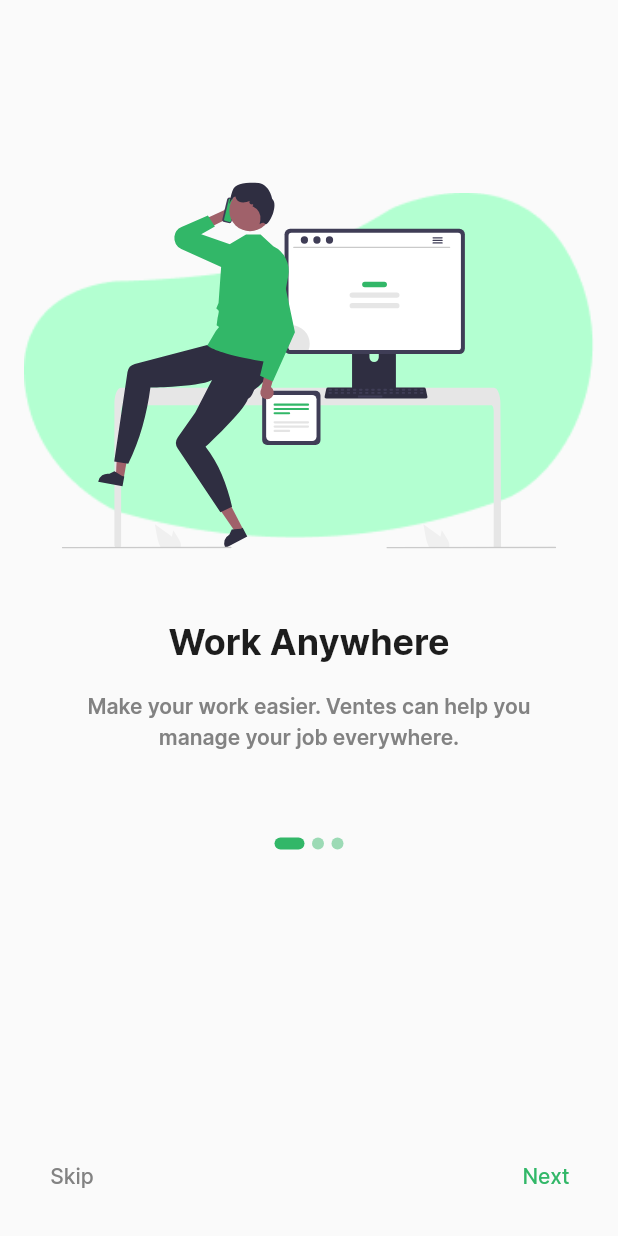
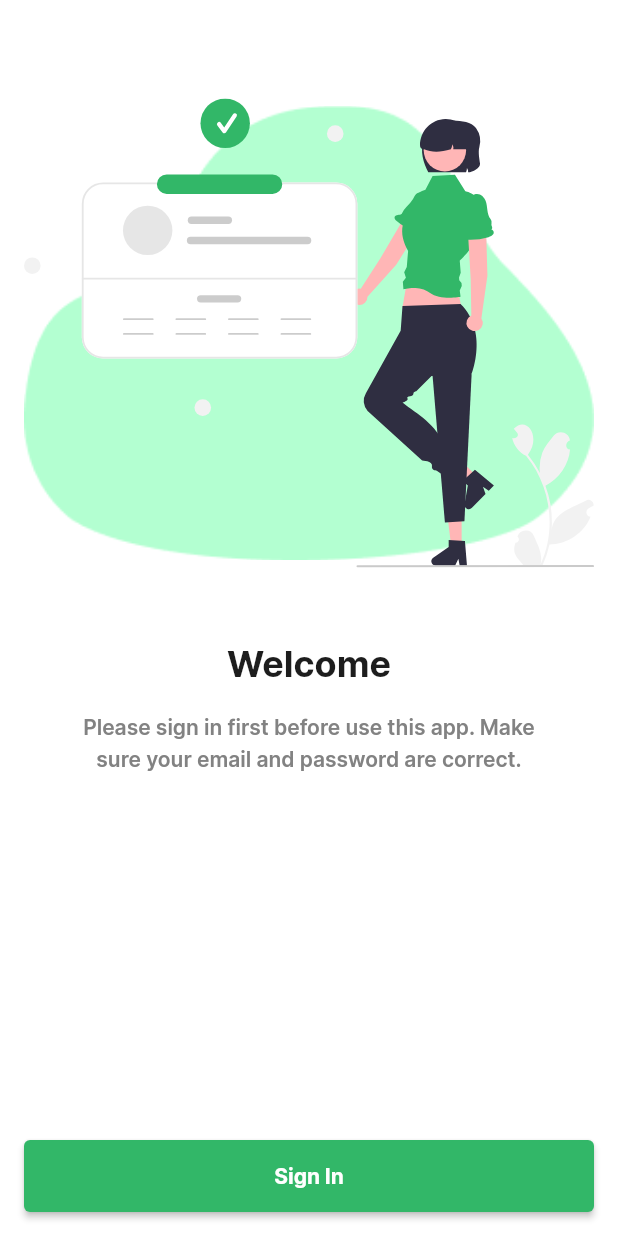
Before and after one commit to revvann/ventes_app, a Flutter app: the screen it shows after launch, after a tap on "Skip", on a phone screen of 412 x 824 dp. Run offline on Flutter 3.47's test engine with Material 2 defaults, Android fonts, the phone set to English and light mode, and no system bars; drawn by our look-alikes of carousel_slider; our stand-ins replace flutter_svg, get, simple_animations.

Commit message:
create login page

```diff
--- a/lib/constants/regular_color.dart
+++ b/lib/constants/regular_color.dart
@@ -11,4 +11,6 @@
   static const gray_1 = Color(0xFF333333);
   static const gray_2 = Color(0xFF4F4F4F);
   static const gray_3 = Color(0xFF828282);
+  static const gray_4 = Color(0xFFBDBDBD);
+  static const gray_5 = Color(0xFFE0E0E0);
 }
--- a/lib/routes/regular_route.dart
+++ b/lib/routes/regular_route.dart
@@ -2,8 +2,10 @@
 
 import 'package:get/get.dart';
 import 'package:ventes/routes/regular_get_page.dart';
+import 'package:ventes/state_controllers/signin_state_controller.dart';
 import 'package:ventes/state_controllers/splash_screen_state_controller.dart';
 import 'package:ventes/state_controllers/started_page_state_controller.dart';
+import 'package:ventes/views/signin.dart';
 import 'package:ventes/views/started_page.dart';
 import 'package:ventes/views/splash_screen.dart';
 
@@ -31,5 +33,16 @@
             )
           ],
         ),
+        RegularGetPage(
+          name: SigninView.route,
+          page: () => SigninView(),
+          bindings: [
+            BindingsBuilder(
+              () => {
+                Get.put(SigninStateController()),
+              },
+            )
+          ],
+        ),
       ];
 }
--- /dev/null
+++ b/lib/state_controllers/signin_state_controller.dart
@@ -0,0 +1,3 @@
+import 'package:get/get.dart';
+
+class SigninStateController extends GetxController {}
--- /dev/null
+++ b/lib/views/signin.dart
@@ -0,0 +1,127 @@
+// ignore_for_file: prefer_const_constructors
+
+import 'package:flutter/material.dart';
+import 'package:flutter_svg/flutter_svg.dart';
+import 'package:get/get.dart';
+import 'package:ventes/constants/regular_color.dart';
+import 'package:ventes/constants/regular_size.dart';
+import 'package:ventes/state_controllers/signin_state_controller.dart';
+import 'package:ventes/views/regular_view.dart';
+import 'package:ventes/widgets/regular_bottom_sheet.dart';
+import 'package:ventes/widgets/regular_button.dart';
+import 'package:ventes/widgets/regular_input.dart';
+
+class SigninView extends RegularView<SigninStateController> {
+  static const String route = "/signin";
+  @override
+  Widget build(BuildContext context) {
+    return Scaffold(
+      resizeToAvoidBottomInset: false,
+      backgroundColor: Colors.white,
+      body: SafeArea(
+        child: Container(
+          padding: EdgeInsets.all(
+            RegularSize.m,
+          ),
+          child: Column(
+            mainAxisAlignment: MainAxisAlignment.spaceBetween,
+            children: [
+              Column(
+                mainAxisSize: MainAxisSize.min,
+                children: [
+                  Container(
+                    height: Get.height * 0.5,
+                    alignment: Alignment.center,
+                    decoration: BoxDecoration(
+                      image: DecorationImage(
+                        image: AssetImage("assets/images/bg.png"),
+                        fit: BoxFit.contain,
+                      ),
+                    ),
+                    child: SvgPicture.asset(
+                      'assets/svg/welcome.svg',
+                    ),
+                  ),
+                  Text(
+                    "Welcome",
+                    style: TextStyle(
+                      fontSize: 24,
+                      fontWeight: FontWeight.bold,
+                      color: RegularColor.dark_1,
+                    ),
+                  ),
+                  SizedBox(
+                    height: RegularSize.m,
+                  ),
+                  Container(
+                    width: Get.width * 0.80,
+                    alignment: Alignment.center,
+                    child: Text(
+                      "Please sign in first before use this app. Make sure your email and password are correct.",
+                      textAlign: TextAlign.center,
+                      style: TextStyle(
+                        fontSize: 14,
+                        fontWeight: FontWeight.w600,
+                        color: RegularColor.gray_3,
+                        height: 1.5,
+                      ),
+                    ),
+                  ),
+                ],
+              ),
+              SizedBox(
+                height: RegularSize.m,
+              ),
+              RegularButton(
+                label: "Sign In",
+                height: RegularSize.xxl,
+                onPressed: () {
+                  RegularBottomSheet(
+                    backgroundColor: Colors.white,
+                    child: Column(
+                      children: [
+                        SizedBox(
+                          height: RegularSize.m,
+                        ),
+                        Text(
+                          "Sign In",
+                          style: TextStyle(
+                            fontSize: 18,
+                            fontWeight: FontWeight.bold,
+                            color: RegularColor.primary,
+                          ),
+                        ),
+                        SizedBox(
+                          height: RegularSize.m,
+                        ),
+                        RegularInput(
+                          label: "Email",
+                          inputType: TextInputType.emailAddress,
+                        ),
+                        SizedBox(
+                          height: RegularSize.m,
+                        ),
+                        RegularInput(
+                          label: "Password",
+                          isPassword: true,
+                        ),
+                        SizedBox(
+                          height: RegularSize.xl,
+                        ),
+                        RegularButton(
+                          label: "Sign In",
+                          height: RegularSize.xxl,
+                          onPressed: () {},
+                        ),
+                      ],
+                    ),
+                  ).show();
+                },
+              ),
+            ],
+          ),
+        ),
+      ),
+    );
+  }
+}
--- /dev/null
+++ b/lib/widgets/regular_button.dart
@@ -0,0 +1,42 @@
+// ignore_for_file: prefer_const_constructors
+
+import 'package:flutter/material.dart';
+import 'package:ventes/constants/regular_color.dart';
+
+class RegularButton extends StatelessWidget {
+  RegularButton({
+    Key? key,
+    this.label,
+    this.height = double.infinity,
+    this.width = double.infinity,
+    this.onPressed,
+    this.primary = RegularColor.primary,
+  }) : super(key: key);
+  String? label;
+  double height;
+  double width;
+  void Function()? onPressed;
+  Color primary;
+
+  @override
+  Widget build(BuildContext context) {
+    return ElevatedButton(
+      onPressed: onPressed,
+      child: Text(
+        label ?? "",
+        style: TextStyle(
+          fontSize: 14,
+          fontWeight: FontWeight.bold,
+          color: Colors.white,
+        ),
+      ),
+      style: ElevatedButton.styleFrom(
+        primary: primary,
+        minimumSize: Size(
+          width,
+          height,
+        ),
+      ),
+    );
+  }
+}
```
Also changed, not shown: lib/views/started_page.dart (+6 -1 lines), lib/widgets/regular_bottom_sheet.dart (added, +45 -0 lines), lib/widgets/regular_input.dart (added, +64 -0 lines), assets/images/bg.png (added), assets/svg/welcome.svg (added).
